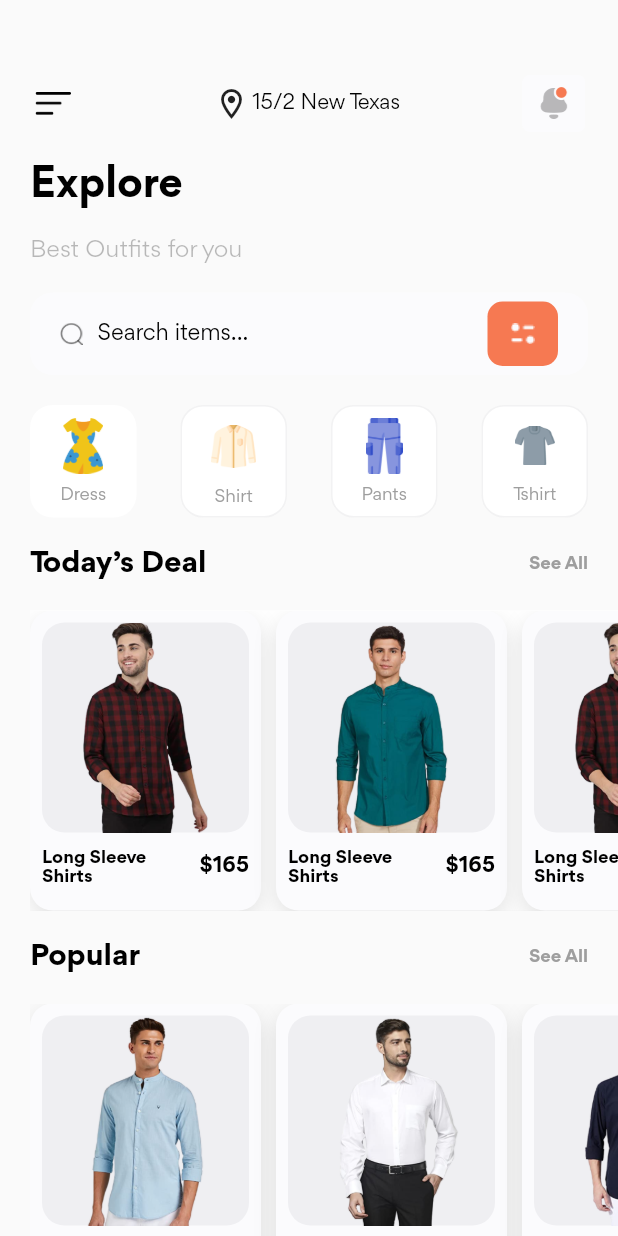
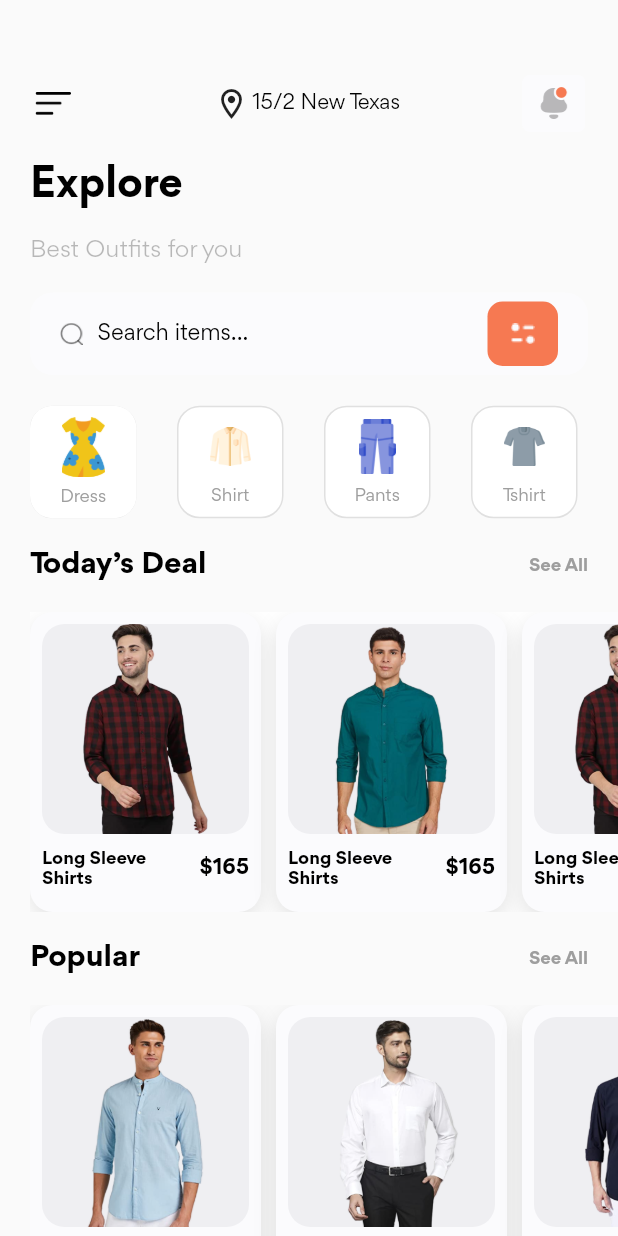
Before and after one commit to priyanshiguna/wastra_app, a Flutter app: the HomePageScreen screen opened directly, on a phone screen of 412 x 824 dp. Run offline on Flutter 3.47's test engine with Material 2 defaults, Android fonts, the phone set to English and light mode, and no system bars; our stand-ins replace another_xlider, flutter_advanced_drawer, intl_phone_field.

Commit message:
hasti(march 22 second update)

```diff
--- a/lib/home_screen.dart
+++ b/lib/home_screen.dart
@@ -6,11 +6,31 @@ import 'package:wastra_app/search_screen.dart';
 import 'app_common_widget/app_home_screen_common.dart';
 import 'notification_screen.dart';
 
-class HomePageScreen extends StatelessWidget {
+class HomePageScreen extends StatefulWidget {
   final AdvancedDrawerController? advancedDrawerController;
 
-  const HomePageScreen({Key? key, this.advancedDrawerController})
-      : super(key: key);
+  HomePageScreen({Key? key, this.advancedDrawerController}) : super(key: key);
+
+  @override
+  State<HomePageScreen> createState() => _HomePageScreenState();
+}
+
+class _HomePageScreenState extends State<HomePageScreen> {
+  int checkBoxData = 0;
+
+  List<String> imageList = [
+    "assets/images/PyellowDress.png",
+    "assets/images/Ppinkshirt.png",
+    "assets/images/Pbottom.png",
+    "assets/images/PT-shirt.png",
+  ];
+
+  List<String> NameList = [
+    "Dress",
+    "Shirt",
+    "Pants",
+    "Tshirt",
+  ];
 
   @override
   Widget build(BuildContext context) {
@@ -160,27 +180,41 @@ class HomePageScreen extends StatelessWidget {
             const SizedBox(height: 20),
             Padding(
               padding: const EdgeInsets.only(right: 20, left: 20),
-              child: Row(
-                mainAxisAlignment: MainAxisAlignment.spaceBetween,
+              child: Container(
+                height: 76,
+                child: ListView.separated(
+                  itemCount: imageList.length,
+                  scrollDirection: Axis.horizontal,
+                  physics: const NeverScrollableScrollPhysics(),
+                  shrinkWrap: true,
+                  separatorBuilder: (context, index) =>
+                      const SizedBox(width: 27),
+                  itemBuilder: (context, index) => GestureDetector(
+                    onTap: () {
+                      checkBoxData = index;
+                      setState(() {});
+                    },
+                    child: Stack(
+                      alignment: Alignment.center,
                       children: [
                         Container(
                           width: 71,
                           height: 75,
                           decoration: BoxDecoration(
+                            border: Border.all(color: Colors.grey.shade300),
                             borderRadius: BorderRadius.circular(15),
                             color: Colors.white,
-                      border: Border.all(color: Colors.transparent),
                           ),
                           child: Column(
                             mainAxisAlignment: MainAxisAlignment.spaceEvenly,
                             children: [
                               Image.asset(
-                          "assets/images/PyellowDress.png",
+                                imageList[index],
                                 height: 37,
                                 width: 27,
                               ),
-                        const Text(
-                          "Dress",
+                              Text(
+                                NameList[index],
                                 style: TextStyle(
                                   fontFamily: "Gordita",
                                   fontSize: 12,
@@ -191,24 +225,26 @@ class HomePageScreen extends StatelessWidget {
                             ],
                           ),
                         ),
-                  Container(
+                        checkBoxData == index
+                            ? Container(
                                 width: 71,
                                 height: 75,
                                 decoration: BoxDecoration(
                                   borderRadius: BorderRadius.circular(15),
                                   color: Colors.white,
-                      border: Border.all(color: const Color(0x0d00000d)),
+                                  border: Border.all(color: Colors.transparent),
                                 ),
                                 child: Column(
-                      mainAxisAlignment: MainAxisAlignment.spaceEvenly,
+                                  mainAxisAlignment:
+                                      MainAxisAlignment.spaceEvenly,
                                   children: [
                                     Image.asset(
-                          "assets/images/Ppinkshirt.png",
+                                      imageList[index],
                                       height: 40,
                                       width: 30,
                                     ),
-                        const Text(
-                          "Shirt",
+                                    Text(
+                                      NameList[index],
                                       style: TextStyle(
                                         fontFamily: "Gordita",
                                         fontSize: 12,
@@ -218,64 +254,12 @@ class HomePageScreen extends StatelessWidget {
                                     ),
                                   ],
                                 ),
-                  ),
-                  Container(
-                    width: 71,
-                    height: 75,
-                    decoration: BoxDecoration(
-                      borderRadius: BorderRadius.circular(15),
-                      color: Colors.white,
-                      border: Border.all(color: const Color(0x0d00000d)),
-                    ),
-                    child: Column(
-                      mainAxisAlignment: MainAxisAlignment.spaceEvenly,
-                      children: [
-                        Image.asset(
-                          "assets/images/Pbottom.png",
-                          height: 37,
-                          width: 27,
-                        ),
-                        const Text(
-                          "Pants",
-                          style: TextStyle(
-                            fontFamily: "Gordita",
-                            fontSize: 12,
-                            fontWeight: FontWeight.w400,
-                            color: Colors.grey,
-                          ),
-                        ),
+                              )
+                            : SizedBox(),
                       ],
                     ),
                   ),
-                  Container(
-                    width: 71,
-                    height: 75,
-                    decoration: BoxDecoration(
-                      borderRadius: BorderRadius.circular(15),
-                      color: Colors.white,
-                      border: Border.all(color: const Color(0x0d00000d)),
                 ),
-                    child: Column(
-                      mainAxisAlignment: MainAxisAlignment.spaceEvenly,
-                      children: [
-                        Image.asset(
-                          "assets/images/PT-shirt.png",
-                          height: 37,
-                          width: 27,
-                        ),
-                        const Text(
-                          "Tshirt",
-                          style: TextStyle(
-                            fontFamily: "Gordita",
-                            fontSize: 12,
-                            fontWeight: FontWeight.w400,
-                            color: Colors.grey,
-                          ),
-                        ),
-                      ],
-                    ),
-                  ),
-                ],
               ),
             ),
             const SizedBox(height: 20),
@@ -422,6 +406,6 @@ class HomePageScreen extends StatelessWidget {
   }
 
   void _handleMenuButtonPressed() {
-    advancedDrawerController!.showDrawer();
+    widget.advancedDrawerController!.showDrawer();
   }
 }
```
Also changed, not shown: lib/categories_screen.dart (+39 -37 lines). Lines whose indentation alone changed are shown as unchanged.
